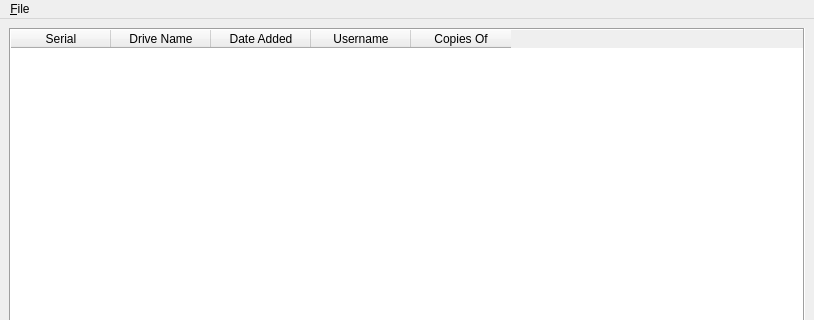
Above: ui/main.ui from jrile/eventhandler before the change; both pictures show x 0 to 814 and y 0 to 320 of the 814 by 596 pixel window. Below: the same form after it.
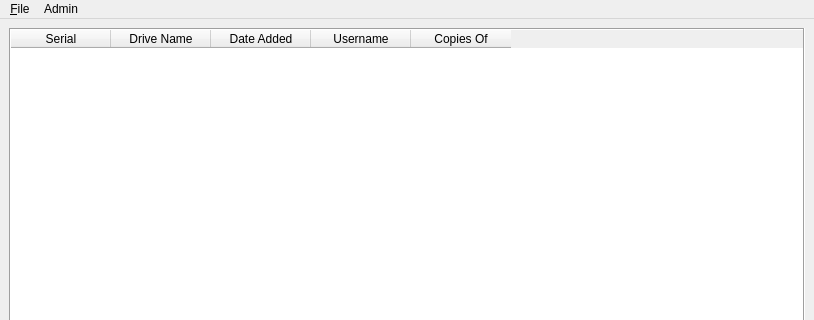
That is the form after the change.

```diff
--- a/ui/main.ui
+++ b/ui/main.ui
@@ -138,7 +138,16 @@
     <addaction name="actionAbout"/>
     <addaction name="actionQuit"/>
    </widget>
+   <widget class="QMenu" name="menuAdmin">
+    <property name="title">
+     <string>Admin</string>
+    </property>
+    <addaction name="actionAdd_User_2"/>
+    <addaction name="actionEdit_User_2"/>
+    <addaction name="actionDelete_User_2"/>
+   </widget>
    <addaction name="menuFile"/>
+   <addaction name="menuAdmin"/>
   </widget>
   <widget class="QStatusBar" name="statusbar"/>
   <action name="actionAdd_HDD">
```
Left out of the diff: 21 changed lines with no effect on the pictures.
